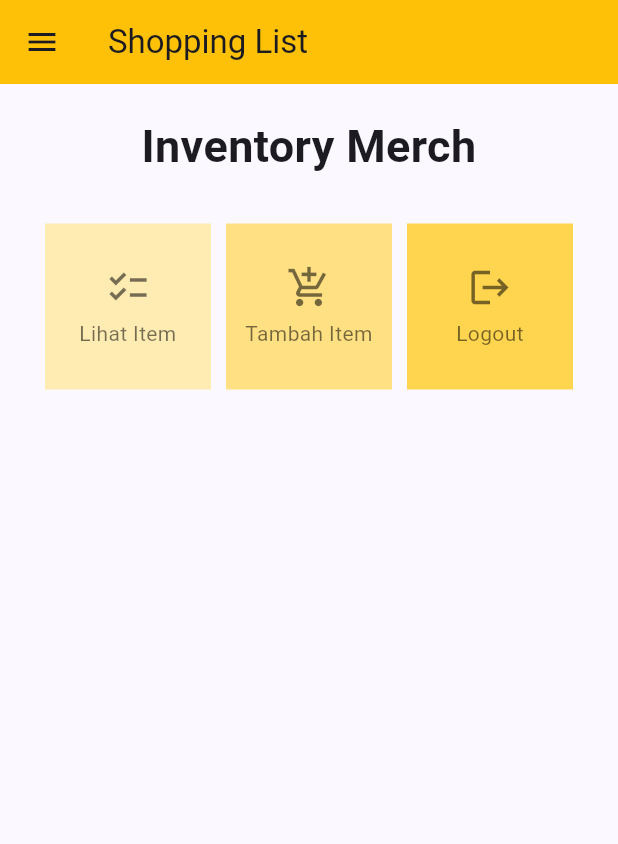
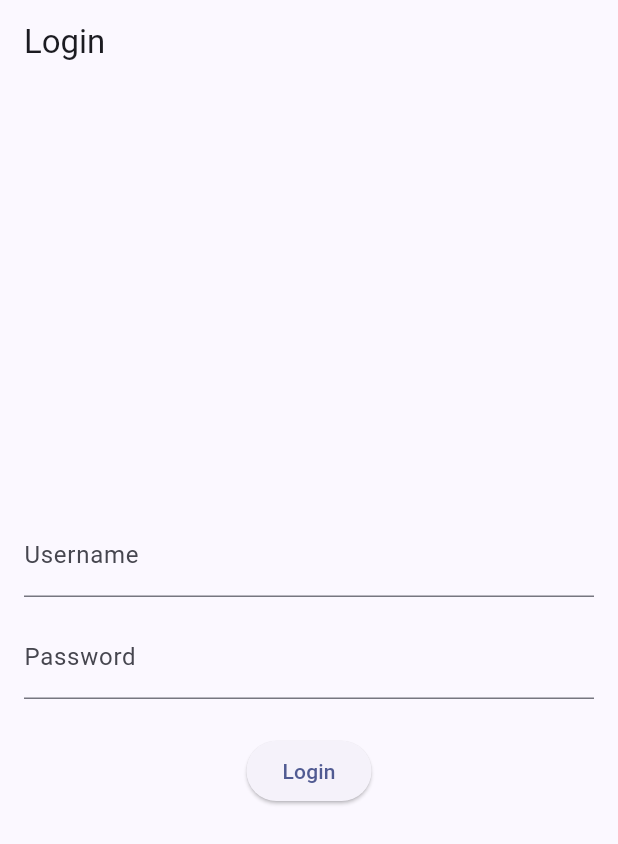
Before and after one commit to Arxeno/flutter-merch-shop, a Flutter app: the screen it shows after launch, on a phone screen of 412 x 824 dp. Shown: the top 844 px of the screen. Run offline on Flutter 3.47's test engine with Material 2 defaults, Android fonts, the phone set to English and light mode, and no system bars; missing offline and left inert: pbp_django_auth.

Commit message:
finish tugas 9

```diff
--- a/lib/main.dart
+++ b/lib/main.dart
@@ -1,5 +1,8 @@
 import 'package:flutter/material.dart';
+import 'package:inventory_merch_flutter/screens/login.dart';
 import 'package:inventory_merch_flutter/screens/menu.dart';
+import 'package:pbp_django_auth/pbp_django_auth.dart';
+import 'package:provider/provider.dart';
 
 void main() {
   runApp(const MyApp());
@@ -11,28 +14,26 @@
   // This widget is the root of your application.
   @override
   Widget build(BuildContext context) {
-    return MaterialApp(
-      title: 'Inventory Merch',
-      theme: ThemeData(
-        // This is the theme of your application.
-        //
-        // TRY THIS: Try running your application with "flutter run". You'll see
-        // the application has a blue toolbar. Then, without quitting the app,
-        // try changing the seedColor in the colorScheme below to Colors.green
-        // and then invoke "hot reload" (save your changes or press the "hot
-        // reload" button in a Flutter-supported IDE, or press "r" if you used
-        // the command line to start the app).
-        //
-        // Notice that the counter didn't reset back to zero; the application
-        // state is not lost during the reload. To reset the state, use hot
-        // restart instead.
-        //
-        // This works for code too, not just values: Most code changes can be
-        // tested with just a hot reload.
-        colorScheme: ColorScheme.fromSeed(seedColor: Colors.indigo),
-        useMaterial3: true,
-      ),
-      home: MyHomePage(),
-    );
+    return Provider(
+        create: (_) {
+          CookieRequest request = CookieRequest();
+          return request;
+        },
+        child: MaterialApp(
+          title: 'Inventory Merch',
+          theme: ThemeData(
+            colorScheme: ColorScheme.fromSeed(seedColor: Colors.indigo),
+            useMaterial3: true,
+          ),
+          home: LoginPage(),
+        ));
+    // return MaterialApp(
+    //   title: 'Inventory Merch',
+    //   theme: ThemeData(
+    //     colorScheme: ColorScheme.fromSeed(seedColor: Colors.indigo),
+    //     useMaterial3: true,
+    //   ),
+    //   home: MyHomePage(),
+    // );
   }
 }
--- /dev/null
+++ b/lib/screens/login.dart
@@ -0,0 +1,113 @@
+import 'package:inventory_merch_flutter/screens/menu.dart';
+import 'package:flutter/material.dart';
+import 'package:pbp_django_auth/pbp_django_auth.dart';
+import 'package:provider/provider.dart';
+
+class LoginApp extends StatelessWidget {
+  const LoginApp({super.key});
+
+  @override
+  Widget build(BuildContext context) {
+    return MaterialApp(
+      title: 'Login',
+      theme: ThemeData(
+        primarySwatch: Colors.blue,
+      ),
+      home: const LoginPage(),
+    );
+  }
+}
+
+class LoginPage extends StatefulWidget {
+  const LoginPage({super.key});
+
+  @override
+  _LoginPageState createState() => _LoginPageState();
+}
+
+class _LoginPageState extends State<LoginPage> {
+  final TextEditingController _usernameController = TextEditingController();
+  final TextEditingController _passwordController = TextEditingController();
+
+  @override
+  Widget build(BuildContext context) {
+    final request = context.watch<CookieRequest>();
+    return Scaffold(
+      appBar: AppBar(
+        title: const Text('Login'),
+      ),
+      body: Container(
+        padding: const EdgeInsets.all(16.0),
+        child: Column(
+          mainAxisAlignment: MainAxisAlignment.center,
+          children: [
+            TextField(
+              controller: _usernameController,
+              decoration: const InputDecoration(
+                labelText: 'Username',
+              ),
+            ),
+            const SizedBox(height: 12.0),
+            TextField(
+              controller: _passwordController,
+              decoration: const InputDecoration(
+                labelText: 'Password',
+              ),
+              obscureText: true,
+            ),
+            const SizedBox(height: 24.0),
+            ElevatedButton(
+              onPressed: () async {
+                String username = _usernameController.text;
+                String password = _passwordController.text;
+
+                // Cek kredensial
+                // TODO: Ganti URL dan jangan lupa tambahkan trailing slash (/) di akhir URL!
+                // Untuk menyambungkan Android emulator dengan Django pada localhost,
+                // gunakan URL http://10.0.2.2/
+                print("hi");
+                final response =
+                    await request.login("http://127.0.0.1:8000/auth/login", {
+                  'username': username,
+                  'password': password,
+                });
+
+                print("hello");
+
+                if (request.loggedIn) {
+                  String message = response['message'];
+                  String uname = response['username'];
+                  Navigator.pushReplacement(
+                    context,
+                    MaterialPageRoute(builder: (context) => MyHomePage()),
+                  );
+                  ScaffoldMessenger.of(context)
+                    ..hideCurrentSnackBar()
+                    ..showSnackBar(SnackBar(
+                        content: Text("$message Selamat datang, $uname.")));
+                } else {
+                  showDialog(
+                    context: context,
+                    builder: (context) => AlertDialog(
+                      title: const Text('Login Gagal'),
+                      content: Text(response['message']),
+                      actions: [
+                        TextButton(
+                          child: const Text('OK'),
+                          onPressed: () {
+                            Navigator.pop(context);
+                          },
+                        ),
+                      ],
+                    ),
+                  );
+                }
+              },
+              child: const Text('Login'),
+            ),
+          ],
+        ),
+      ),
+    );
+  }
+}
--- a/lib/screens/menu.dart
+++ b/lib/screens/menu.dart
@@ -8,7 +8,7 @@
   final List<InventoryItem> items = [
     InventoryItem("Lihat Item", Icons.checklist, Colors.amber.shade100),
     InventoryItem("Tambah Item", Icons.add_shopping_cart, Colors.amber.shade200,
-        "form/inventory/create"),
+        "/form/inventory/create"),
     InventoryItem("Logout", Icons.logout, Colors.amber.shade300),
   ];
 
--- a/lib/widgets/left_drawer.dart
+++ b/lib/widgets/left_drawer.dart
@@ -36,7 +36,8 @@
           ),
           CustomDrawerButton(Icons.home_outlined, "Halaman Utama", "/"),
           CustomDrawerButton(Icons.add_shopping_cart, "Tambah Inventory",
-              "form/inventory/create"),
+              "/form/inventory/create"),
+          CustomDrawerButton(Icons.shopping_basket, "Daftar Item", "/inventory")
         ],
       ),
     );
--- a/pubspec.yaml
+++ b/pubspec.yaml
@@ -35,6 +35,9 @@
   # The following adds the Cupertino Icons font to your application.
   # Use with the CupertinoIcons class for iOS style icons.
   cupertino_icons: ^1.0.2
+  provider: ^6.1.1
+  pbp_django_auth: ^0.4.0
+  http: ^1.1.0
 
 dev_dependencies:
   flutter_test:
```
Also changed, not shown: lib/models/item.dart (added, +79 -0 lines), lib/screens/inventorylist_form.dart (+85 -26 lines), lib/screens/list_item.dart (added, +90 -0 lines), lib/widgets/drawer_button.dart (+7 -1 lines), lib/widgets/inventory_card.dart (+26 -2 lines), pubspec.lock, 2 other files.
